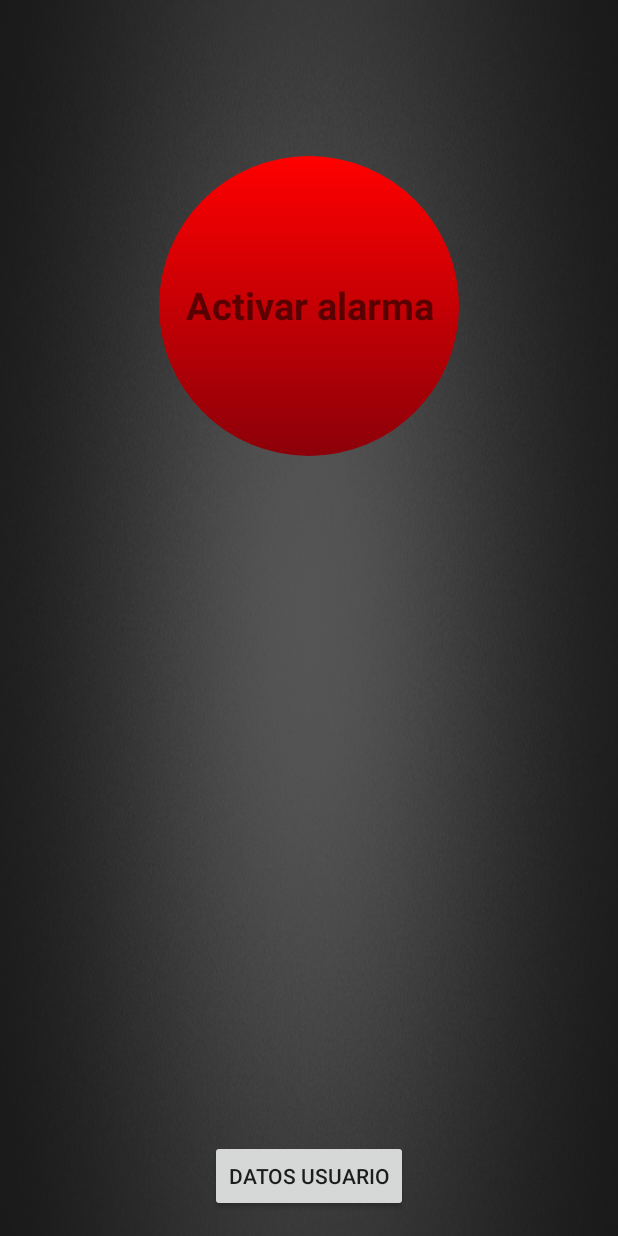
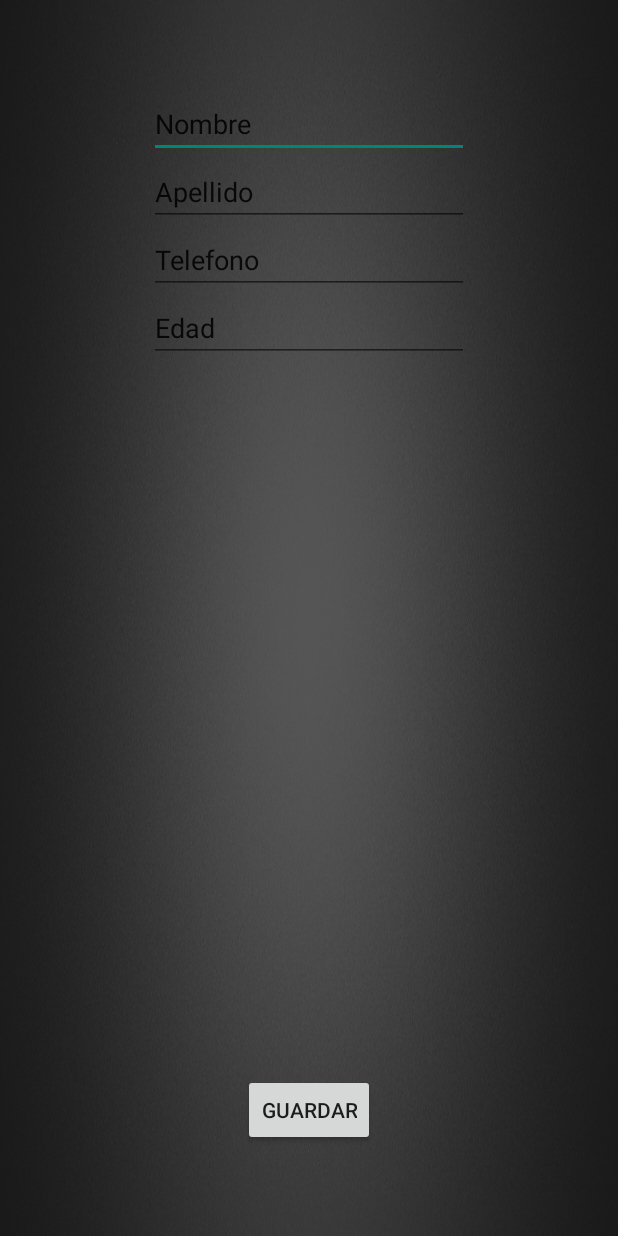
Before and after one commit to Mariani88/Lp4TP, an Android app: the screen it shows after launch (MainActivity before the commit, RegistracionActivity after it), on a phone screen of 412 x 824 dp. Run offline under Robolectric (Android 15) with nearby library versions, the phone set to English and light mode, and no system bars.

Commit message:
Se agrega logica para registrar usuario al inicio de la aplicacion y por unica vez
Se agrega Clase Preferences Helper con la logica para guardar la
configuracion de registro
Tener en cuenta que para que vuelva a pedir registro hay que desinstalar
y reinstalar la aplicacion

```diff
--- a/BotonDePanico/app/src/main/AndroidManifest.xml
+++ b/BotonDePanico/app/src/main/AndroidManifest.xml
@@ -35,7 +35,7 @@
             android:label="@string/title_activity_envio_de_sms" >
         </activity>
         <activity
-            android:name=".RegistrarUsuarioActivity"
+            android:name=".RegistracionActivity"
             android:label="Registro de Usuario">
         </activity>
         <activity
--- a/BotonDePanico/app/src/main/java/lenguajes4/botondepanico/MainActivity.java
+++ b/BotonDePanico/app/src/main/java/lenguajes4/botondepanico/MainActivity.java
@@ -2,6 +2,7 @@ package lenguajes4.botondepanico;
 
 import android.app.Activity;
 import android.content.Intent;
+import android.content.SharedPreferences;
 import android.os.Bundle;
 import android.view.Menu;
 import android.view.MenuItem;
@@ -11,30 +12,39 @@ import android.widget.Button;
 
 public class MainActivity extends Activity {
 
+    //Variable global para chequear que la registracion se haga al comienzo de la applicacion
+    boolean usuarioRegistrado;
+
     @Override
     protected void onCreate(Bundle savedInstanceState) {
         super.onCreate(savedInstanceState);
+        PreferencesHelper prefs = new PreferencesHelper(getApplicationContext());
+        usuarioRegistrado = prefs.GetPreferences("UsuarioRegistrado");
+
+        Intent intent;
+
+
+        if (usuarioRegistrado==true) {
+
             setContentView(R.layout.activity_main);
-
-        Button botonActivarAlarma = (Button)findViewById(R.id.botonActivarAlarma);
-        Button botonRegistrarUsuario = (Button)findViewById(R.id.btn_register_user);
+            Button botonActivarAlarma = (Button) findViewById(R.id.botonActivarAlarma);
             botonActivarAlarma.setOnClickListener(new View.OnClickListener() {
                 @Override
                 public void onClick(View v) {
-                Intent intent = new Intent (MainActivity.this,
-                        ProcesoDeActivacionActivity.class );
+                    Intent intent = new Intent(MainActivity.this, ProcesoDeActivacionActivity.class);
                     startActivity(intent);
                 }
             });
-        botonRegistrarUsuario.setOnClickListener(new View.OnClickListener() {
-            @Override
-            public void onClick(View v) {
-                Intent intent = new Intent(MainActivity.this, RegistrarUsuarioActivity.class);
+        }
+
+        else {
+
+            setContentView(R.layout.activity_registro_datos_usuario);
+            intent = new Intent(MainActivity.this, RegistracionActivity.class);
             startActivity(intent);
-            }
-        });
 
 
+        }
 
     }
 
@@ -47,20 +57,21 @@ public class MainActivity extends Activity {
 
     @Override
     public boolean onOptionsItemSelected(MenuItem item) {
-        // Handle action bar item clicks here. The action bar will
-        // automatically handle clicks on the Home/Up button, so long
-        // as you specify a parent activity in AndroidManifest.xml.
-        int id = item.getItemId();
+        // Handle item selection
+        Intent intent;
 
-        //noinspection SimplifiableIfStatement
-        if (id == R.id.opcionAgregarAmigos) {
-
-            Intent intent = new Intent(MainActivity.this, OpcionAgregarAmigos.class);
+        switch (item.getItemId()) {
+            case R.id.opcionAgregarAmigos:
+                intent = new Intent(MainActivity.this, OpcionAgregarAmigos.class);
                 startActivity(intent);
-
                 return true;
-        }
-
+            case R.id.opcionModificarRegistroDeUsuario:
+                intent = new Intent(MainActivity.this, RegistracionActivity.class);
+                startActivity(intent);
+                return true;
+            default:
                 return super.onOptionsItemSelected(item);
         }
     }
+
+}
--- /dev/null
+++ b/BotonDePanico/app/src/main/java/lenguajes4/botondepanico/PreferencesHelper.java
@@ -0,0 +1,26 @@
+package lenguajes4.botondepanico;
+
+import android.content.Context;
+import android.content.SharedPreferences;
+
+/**
+ * Created by Fernando.Ares on 12/06/2015.
+ */
+public class PreferencesHelper {
+
+    private SharedPreferences sharedPreferences;
+    private SharedPreferences.Editor editor;
+
+    public PreferencesHelper(Context context) {
+        this.sharedPreferences = context.getSharedPreferences("Registracion",0);
+        this.editor = sharedPreferences.edit(); }
+
+    public Boolean GetPreferences(String key) {
+        return sharedPreferences.getBoolean(key, false);
+    }
+
+    public void SavePreferences(String key, Boolean value) {
+        editor.putBoolean(key, value);
+        editor.commit();
+    }
+}
--- a/BotonDePanico/app/src/main/java/lenguajes4/botondepanico/RegistrarUsuarioActivity.java
+++ b/BotonDePanico/app/src/main/java/lenguajes4/botondepanico/RegistracionActivity.java
@@ -14,13 +14,17 @@ import org.json.JSONObject;
 
 import android.app.Activity;
 import android.app.ProgressDialog;
+import android.content.Intent;
+import android.content.SharedPreferences;
 import android.os.AsyncTask;
 import android.os.Bundle;
 import android.util.Log;
 import android.view.View;
 import android.widget.EditText;
 
-public class RegistrarUsuarioActivity extends Activity {
+public class RegistracionActivity extends Activity {
+
+    boolean usuarioRegistrado=false;
 
     // Progress Dialog
     private ProgressDialog pDialog;
@@ -52,7 +56,7 @@ public class RegistrarUsuarioActivity extends Activity {
 
     public void onClickGuardar(View v){
 
-        // creating new user in background thread
+        // Crea un usuario en background thread
         new CreateNewUser().execute();
 
     }
@@ -68,7 +72,7 @@ public class RegistrarUsuarioActivity extends Activity {
         @Override
         protected void onPreExecute() {
             super.onPreExecute();
-            pDialog = new ProgressDialog(RegistrarUsuarioActivity.this);
+            pDialog = new ProgressDialog(RegistracionActivity.this);
             pDialog.setMessage("Guardando Usuario..");
             pDialog.setIndeterminate(false);
             pDialog.setCancelable(true);
@@ -108,9 +112,25 @@ public class RegistrarUsuarioActivity extends Activity {
 
                     //IMPORTANTE: Devolver mensaje de Registrado Exitosamente
 
+                    //Setea el flag de registracion en true
+                    PreferencesHelper prefs = new PreferencesHelper(getApplicationContext());
+                    prefs.SavePreferences("UsuarioRegistrado", true); // Storing boolean - true/false
+
+                    //Retorna al Main Activity
+                    Intent intent = new Intent(RegistracionActivity.this, MainActivity.class);
+                    intent.setFlags(Intent.FLAG_ACTIVITY_CLEAR_TOP);
+                    startActivity(intent);
+
+
                 } else {
 
-                    // failed to create user
+                    // IMPORTANTE: Devolver mensaje de error
+
+                    //Retorna al Main Activity
+                    Intent intent = new Intent(RegistracionActivity.this, MainActivity.class);
+                    intent.setFlags(Intent.FLAG_ACTIVITY_CLEAR_TOP);
+                    startActivity(intent);
+
                 }
 
             } catch (JSONException e) {
--- a/BotonDePanico/app/src/main/res/layout/activity_main.xml
+++ b/BotonDePanico/app/src/main/res/layout/activity_main.xml
@@ -6,14 +6,6 @@
     android:paddingBottom="@dimen/activity_vertical_margin" tools:context=".MainActivity"
     android:background="@drawable/fondo"
     android:id="@+id/fondo">
-
-    <Button
-        android:layout_width="wrap_content"
-        android:layout_height="wrap_content"
-        android:text="Datos Usuario"
-        android:id="@+id/btn_register_user"
-        android:layout_alignParentBottom="true"
-        android:layout_centerHorizontal="true" />
 
     <View android:layout_width="200dp"
         android:layout_height="200dp"
--- a/BotonDePanico/app/src/main/res/layout/activity_registro_datos_usuario.xml
+++ b/BotonDePanico/app/src/main/res/layout/activity_registro_datos_usuario.xml
@@ -4,7 +4,7 @@
     android:orientation="vertical"
     android:layout_width="match_parent"
     android:layout_height="match_parent"
-    tools:context="lenguajes4.botondepanico.DatosUsuarioActivity"
+    tools:context="lenguajes4.botondepanico.RegistracionActivity"
     android:background="@drawable/fondo">
 
 
--- a/BotonDePanico/app/src/main/res/menu/menu_main.xml
+++ b/BotonDePanico/app/src/main/res/menu/menu_main.xml
@@ -8,4 +8,10 @@
         android:orderInCategory="100"
         app:showAsAction="withText" />
 
+    <item
+        android:id="@+id/opcionModificarRegistroDeUsuario"
+        android:title="@string/OpcionModificarRegistracionDeUsuario"
+        android:orderInCategory="100"
+        app:showAsAction="withText" />
+
 </menu>
--- /dev/null
+++ b/BotonDePanico/app/src/main/res/values/ids.xml
@@ -0,0 +1,4 @@
+<?xml version="1.0" encoding="utf-8"?>
+<resources>
+    <item name="opcionModificarDatosDeRegistracion" type="id" />
+</resources>
--- a/BotonDePanico/app/src/main/res/values/strings.xml
+++ b/BotonDePanico/app/src/main/res/values/strings.xml
@@ -43,7 +43,8 @@
     <string name="falsaAlarma">Fue una falsa alarma, gracias de todas formas</string>
     <string name="title_activity_opcion_agregar_amigos">opcionAgregarAmigos</string>
 
-    <string name="OpcionAgregarAmigos">Agregar amigos</string>
+    <string name="OpcionAgregarAmigos">Agregar Amigos</string>
+    <string name="OpcionModificarRegistracionDeUsuario">Modificar Datos</string>
 
 
 </resources>
```
Lines whose indentation alone changed are shown as unchanged.
